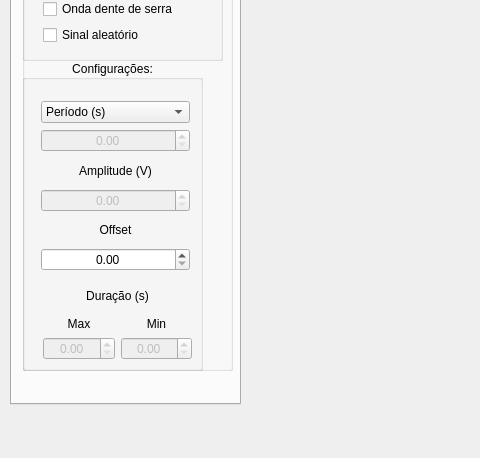
Before: the Qt Designer form mainwindow.ui in Sc-lab-2016/Lab1, drawn with Qt 5; both pictures show x 0 to 480 and y 303 to 761 of the 1261 by 761 pixel window.
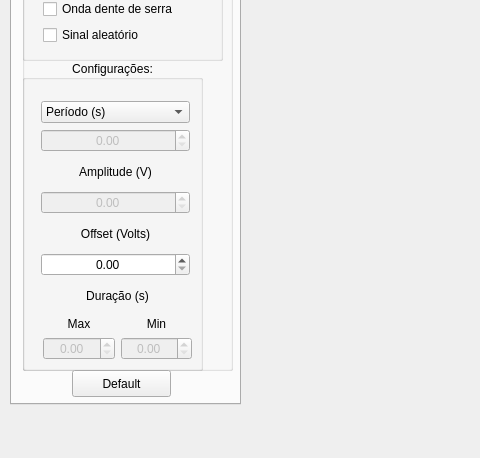
After: the same form once the commit is applied.

```diff
--- a/mainwindow.ui
+++ b/mainwindow.ui
@@ -413,7 +413,7 @@
           <x>8</x>
           <y>30</y>
           <width>171</width>
-          <height>192</height>
+          <height>197</height>
          </rect>
         </property>
         <layout class="QVBoxLayout" name="verticalLayout_4">
@@ -470,7 +470,7 @@
          <item>
           <widget class="QLabel" name="label_2">
            <property name="text">
-            <string>Offset</string>
+            <string>Offset (Volts)</string>
            </property>
            <property name="alignment">
             <set>Qt::AlignCenter</set>
@@ -565,6 +565,19 @@
       <zorder>groupBox_3</zorder>
       <zorder>groupBox_4</zorder>
      </widget>
+     <widget class="QPushButton" name="pushButton_default">
+      <property name="geometry">
+       <rect>
+        <x>60</x>
+        <y>540</y>
+        <width>99</width>
+        <height>27</height>
+       </rect>
+      </property>
+      <property name="text">
+       <string>Default</string>
+      </property>
+     </widget>
     </widget>
     <widget class="QWidget" name="tab_5">
      <attribute name="title">
```
Left out of the diff: 4 changed lines with no effect on the pictures.
